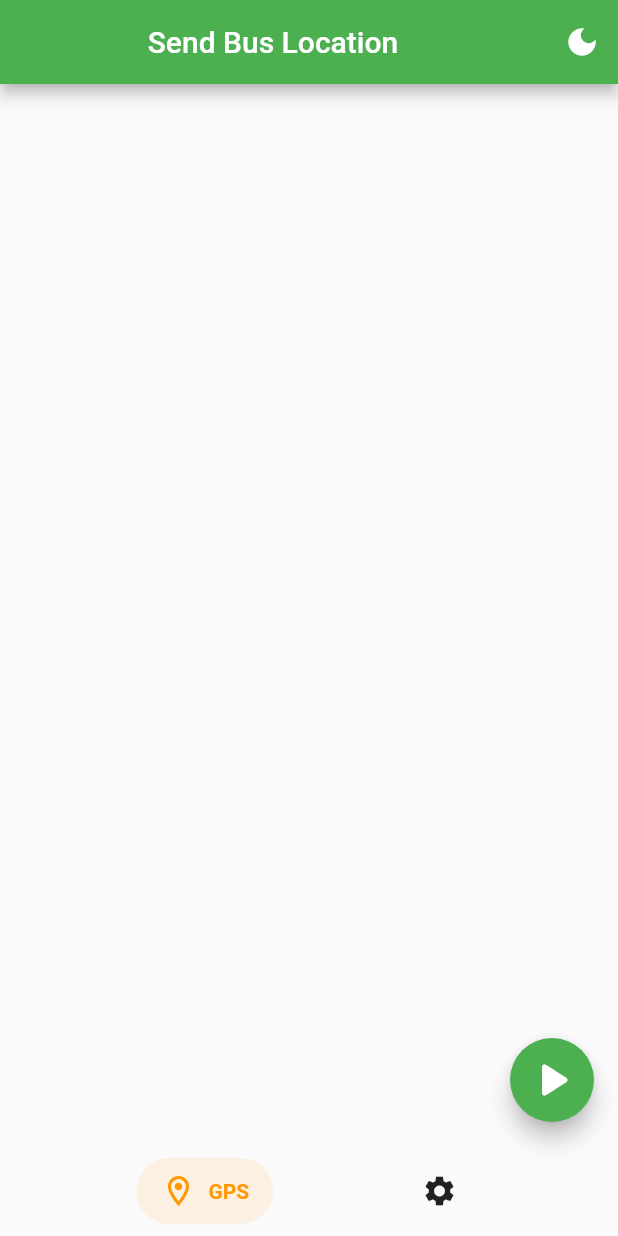
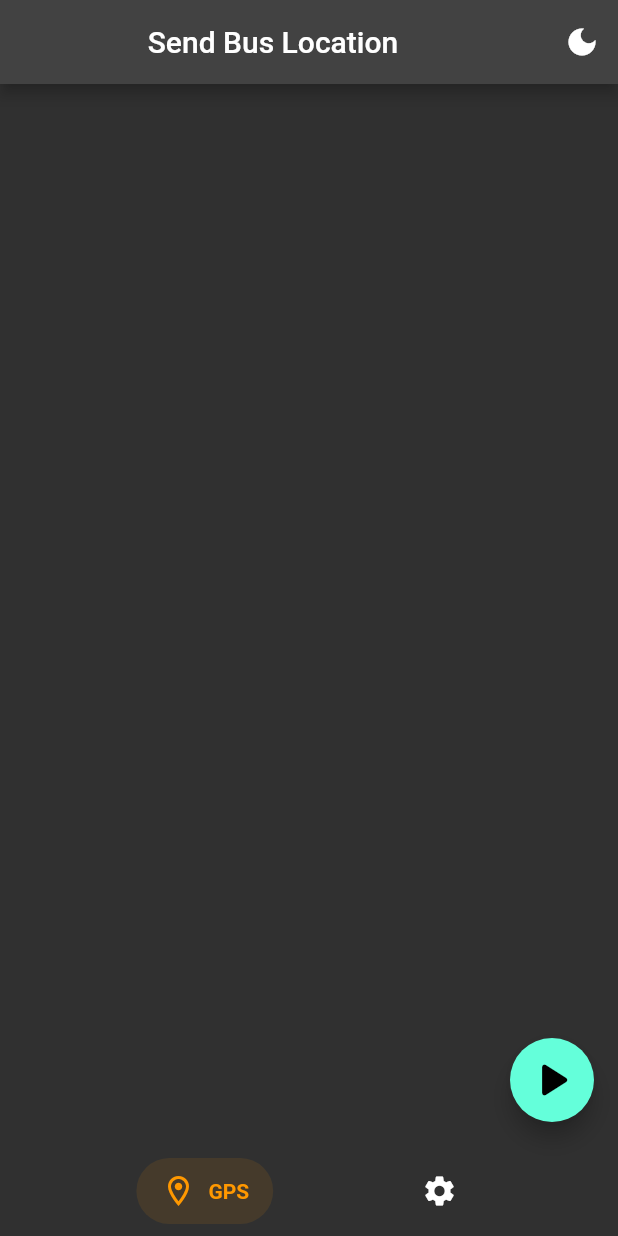
Before and after one commit to alecorodri/SendBusLocation, a Flutter app: the screen it shows after launch, after a tap on the "dark mode" icon, on a phone screen of 412 x 824 dp. Run offline on Flutter 3.47's test engine with Material 2 defaults, Android fonts, the light colour scheme and no system bars; drawn by our look-alikes of salomon_bottom_bar; our stand-ins replace get.

Commit message:
switch dark mode and light mode

```diff
--- /dev/null
+++ b/lib/controllers/theme_controller.dart
@@ -0,0 +1,9 @@
+import 'package:get/get.dart';
+
+class ThemeController extends GetxController {
+  var isActive = false.obs;
+
+  void changeTheme() {
+    isActive.value = !isActive.value;
+  }
+}
--- a/lib/main.dart
+++ b/lib/main.dart
@@ -3,21 +3,27 @@ import 'package:get/get.dart';
 import 'package:sendbuslocation_app/pages/home_page.dart';
 import 'package:sendbuslocation_app/pages/settings_page.dart';
 
+import 'controllers/theme_controller.dart';
+
 void main() {
-  runApp(const MyApp());
+  runApp(MyApp());
 }
 
 class MyApp extends StatelessWidget {
-  const MyApp({Key? key}) : super(key: key);
+  MyApp({Key? key}) : super(key: key);
+  var themeController = ThemeController();
 
   @override
   Widget build(BuildContext context) {
     return GetMaterialApp(
       debugShowCheckedModeBanner: false,
-      theme: ThemeData(
-        primarySwatch: Colors.green,
-        visualDensity: VisualDensity.adaptivePlatformDensity,
-      ),
+      theme:
+          themeController.isActive.value ? ThemeData.light() : ThemeData.dark(),
+
+      //ThemeData(
+      //   primarySwatch: Colors.green,
+      //   visualDensity: VisualDensity.adaptivePlatformDensity,
+      // ),
       title: 'Send Bus Location',
       initialRoute: '/homepage',
       //darkTheme: ThemeData.dark(),
--- a/lib/pages/home_page.dart
+++ b/lib/pages/home_page.dart
@@ -1,8 +1,8 @@
 import 'package:flutter/material.dart';
-import 'package:get/get.dart';
 import 'package:salomon_bottom_bar/salomon_bottom_bar.dart';
 import 'package:sendbuslocation_app/pages/settings_page.dart';
 
+import '../controllers/theme_controller.dart';
 import '../models/user.dart';
 import 'travel_page.dart';
 
@@ -20,28 +20,41 @@ class MyHomePage extends StatefulWidget {
 
 class _MyHomePageState extends State<MyHomePage> {
   int currentIndex = 0;
+  bool _active = false;
+  var theme = ThemeController();
   @override
   Widget build(BuildContext context) {
     return Scaffold(
         appBar: AppBar(
           actions: [
             IconButton(
-                onPressed: () => Get.changeThemeMode(ThemeMode.dark),
+                onPressed: (() {
+                  theme.changeTheme();
+                  print('Home page:${theme.isActive.value}');
+                }),
                 icon: const Icon(Icons.dark_mode))
           ],
           title: Center(child: Text(widget.title)),
         ),
-        body: currentIndex == 0 ? const TravelPage() : const NoInfo(),
+        body: currentIndex == 0 ? const TravelPage() : const SettingsPage(),
         floatingActionButton: currentIndex == 0
             ? FloatingActionButton(
-                onPressed: () => Get.to(const SettingsPage()),
+                onPressed: () {
+                  setState(() {
+                    _active = !_active;
+                  });
+                },
                 //_incrementCounter,
                 tooltip: 'Start Travel',
-                child: const Icon(
-                  Icons.play_arrow_rounded,
-                  size: 40,
-                ),
-              )
+                child: _active
+                    ? const Icon(
+                        Icons.pause,
+                        size: 40,
+                      )
+                    : const Icon(
+                        Icons.play_arrow_rounded,
+                        size: 40,
+                      ))
             : null,
         bottomNavigationBar: SalomonBottomBar(
           currentIndex: currentIndex,
--- a/lib/pages/travel_page.dart
+++ b/lib/pages/travel_page.dart
@@ -7,7 +7,7 @@ class TravelPage extends StatelessWidget {
   @override
   Widget build(BuildContext context) {
     return Column(
-      children: [],
+      children: const [],
     );
   }
 }
--- a/lib/widgets/custom_nav_bar.dart
+++ b/lib/widgets/custom_nav_bar.dart
@@ -2,7 +2,7 @@ import 'package:flutter/material.dart';
 import 'package:salomon_bottom_bar/salomon_bottom_bar.dart';
 
 class CustomNavBar {
-  var index;
+  //var index;
 
   Widget customNavBar({@required var index}) {
     return SalomonBottomBar(currentIndex: index,
--- a/pubspec.yaml
+++ b/pubspec.yaml
@@ -37,10 +37,12 @@ dependencies:
   get: ^4.6.5
   cell_info: ^0.2.9
   geolocator: ^8.2.1
+  #location: ^4.4.0
   geocoding: ^2.0.4
   salomon_bottom_bar: ^3.3.1
   #get_storage: ^2.0.3
-  hive: ^2.2.3
+  #hive: ^2.2.3
+  #hive_flutter: ^1.1.0
   #path_provider: ^2.0.11
 
 dev_dependencies:
```
Also changed, not shown: lib/pages/settings_page.dart (+4 -16 lines), lib/widgets/custom_themes.dart (added, +9 -0 lines), pubspec.lock, 2 other files.
